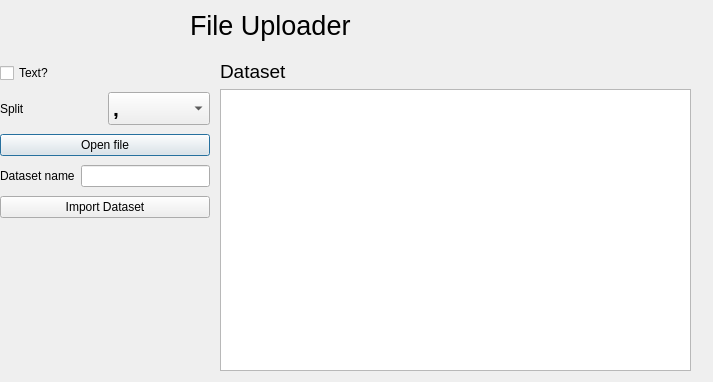
First picture: the form in fileImporter.ui, repository GalaxyCrysis/DS_Platform, before the edit.
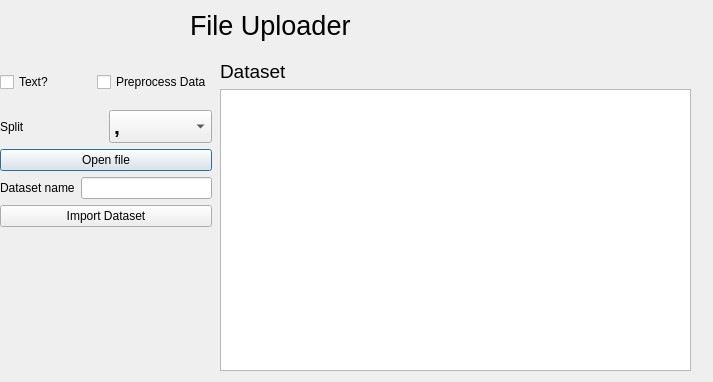
Second picture: the form after the edit.

```diff
--- a/fileImporter.ui
+++ b/fileImporter.ui
@@ -63,11 +63,13 @@
     <rect>
      <x>0</x>
      <y>60</y>
-     <width>210</width>
-     <height>161</height>
+     <width>212</width>
+     <height>181</height>
     </rect>
    </property>
-   <layout class="QVBoxLayout" name="verticalLayout_3">
+   <layout class="QVBoxLayout" name="verticalLayout_4">
+    <item>
+     <layout class="QHBoxLayout" name="horizontalLayout">
     <item>
      <widget class="QCheckBox" name="textCheck">
       <property name="text">
@@ -76,6 +78,17 @@
      </widget>
     </item>
     <item>
+       <widget class="QCheckBox" name="preprocessCheck">
+        <property name="text">
+         <string>Preprocess Data</string>
+        </property>
+       </widget>
+      </item>
+     </layout>
+    </item>
+    <item>
+     <layout class="QVBoxLayout" name="verticalLayout_3">
+      <item>
      <layout class="QHBoxLayout" name="horizontalLayout_4">
       <item>
        <widget class="QLabel" name="label_2">
@@ -158,6 +171,8 @@
        <string>Import Dataset</string>
       </property>
      </widget>
+      </item>
+     </layout>
     </item>
    </layout>
   </widget>
```
Lines whose indentation alone changed are shown as unchanged.
